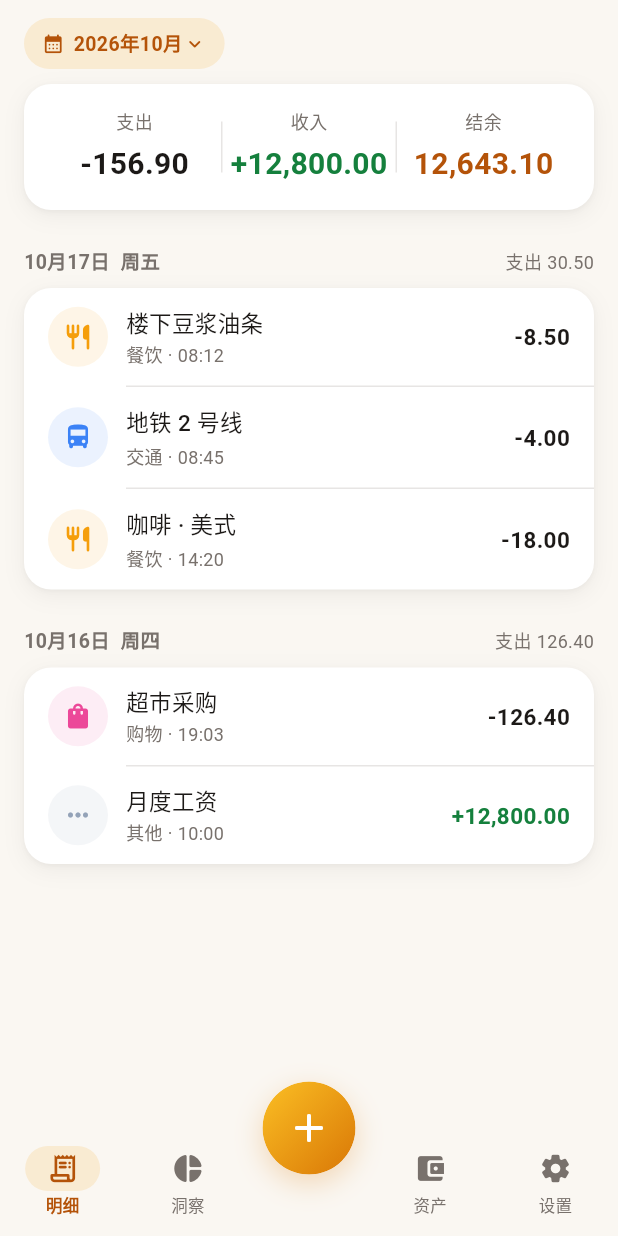
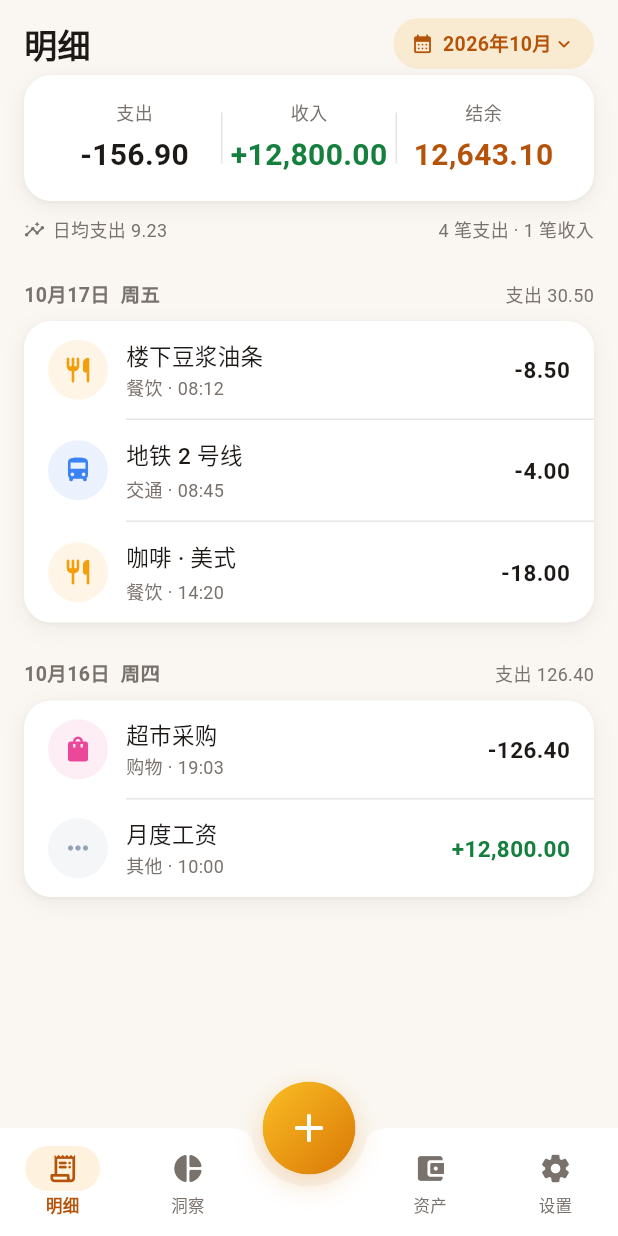
Before and after one commit to mayapony/beancount, a Flutter app: the screen it shows after launch, on a phone screen of 412 x 824 dp. Run offline on Flutter 3.47's test engine with Material 3 defaults, Android fonts, the phone set to English and light mode, and no system bars; our stand-ins replace fl_chart.

Commit message:
feat(ui): 恢复金豆凹槽、统一标题栏、键盘功能列
- 底栏恢复 CircularNotchedRectangle 凹槽（方块根因是阴影裁切，已修）
- 首页标题改为「明细」并与月份切换左右对齐，与其他页统一
- 明细页新增一行细信息：日均支出 + 支出/收入笔数
- 键盘改为 3 列数字 + 1 列功能（⌫/日期/备注/完成），完成键不再是一根竖条
- 分类快选按高频重排（居家前置），新增 00 键
- 图表配色向表面色混合 28%，降饱和度贴近暖金
- 同步更新 DESIGN.md 决策记录

```diff
--- a/lib/data/demo_data.dart
+++ b/lib/data/demo_data.dart
@@ -142,3 +142,8 @@ const demoDailyTrend = <double>[
   130, 92, 45, 76, 58, 140, 102, 64, 88, 150,
   70, 48, 96, 118, 82, 56, 134, 90, 66, 108,
 ];
+
+/// 记账面板的分类快选顺序（高频在前，值为 BeanColors.categories 的下标）。
+const kQuickCategoryOrder = <int>[
+  0, 1, 2, 4, 3, 5, 6, 9, 7, 8, 10, 11,
+];
--- a/lib/pages/design_showcase_page.dart
+++ b/lib/pages/design_showcase_page.dart
@@ -280,7 +280,7 @@ class _DesignShowcasePageState extends State<DesignShowcasePage> {
                         for (final stat in demoCategoryStats)
                           PieChartSectionData(
                             value: stat.value,
-                            color: BeanColors.categories[stat.categoryIndex],
+                            color: palette.chartColors[stat.categoryIndex],
                             radius: 18,
                             showTitle: false,
                           ),
--- a/lib/pages/insights_page.dart
+++ b/lib/pages/insights_page.dart
@@ -144,7 +144,7 @@ class InsightsPage extends StatelessWidget {
                     children: [
                       for (final stat in demoCategoryStats)
                         _LegendItem(
-                          color: BeanColors.categories[stat.categoryIndex],
+                          color: palette.chartColors[stat.categoryIndex],
                           name: stat.name,
                           value: stat.value,
                           total: totalExpense,
@@ -285,10 +285,10 @@ class InsightsPage extends StatelessWidget {
                                 value: stat.value / totalExpense,
                                 minHeight: 8,
                                 backgroundColor:
-                                    BeanColors.categories[stat.categoryIndex]
+                                    palette.chartColors[stat.categoryIndex]
                                         .withValues(alpha: 0.12),
                                 valueColor: AlwaysStoppedAnimation<Color>(
-                                  BeanColors.categories[stat.categoryIndex],
+                                  palette.chartColors[stat.categoryIndex],
                                 ),
                               ),
                             ),
--- a/lib/pages/transactions_page.dart
+++ b/lib/pages/transactions_page.dart
@@ -25,20 +25,25 @@ class TransactionsPage extends StatelessWidget {
               .fold<double>(0, (a, t) => a + t.amount),
     );
 
+    final expenseCount = demoDayGroups.fold<int>(
+      0,
+      (sum, g) => sum + g.items.where((t) => !t.isIncome).length,
+    );
+    final incomeCount = demoDayGroups.fold<int>(
+      0,
+      (sum, g) => sum + g.items.where((t) => t.isIncome).length,
+    );
+    final dailyAvg = totalExpense / 17;
+
     return SafeArea(
       bottom: false,
       child: ListView(
         padding: const EdgeInsets.only(bottom: 120),
         children: [
-          Padding(
-            padding: const EdgeInsets.fromLTRB(
-              BeanSpace.page,
-              12,
-              BeanSpace.page,
-              10,
-            ),
-            child: Row(
-              children: [
+          // 与其他页面统一的标题栏：左「明细」，右侧月份切换
+          BeanPageHeader(
+            title: '明细',
+            actions: [
               Container(
                 padding:
                     const EdgeInsets.symmetric(horizontal: 12, vertical: 7),
@@ -72,7 +77,6 @@ class TransactionsPage extends StatelessWidget {
                 ),
               ),
             ],
-            ),
           ),
 
           // ── 本月概览 ──────────────────────────────────────
@@ -115,9 +119,42 @@ class TransactionsPage extends StatelessWidget {
             ),
           ),
 
+          // 一行细信息：日均 + 笔数（不加卡片，保持轻盈）
+          Padding(
+            padding: const EdgeInsets.fromLTRB(
+              BeanSpace.page,
+              10,
+              BeanSpace.page,
+              0,
+            ),
+            child: Row(
+              children: [
+                Icon(
+                  Icons.insights_rounded,
+                  size: 14,
+                  color: palette.textSecondary,
+                ),
+                const SizedBox(width: 5),
+                Text(
+                  '日均支出 ${formatMoney(dailyAvg)}',
+                  style: TextStyle(
+                    fontSize: 12,
+                    color: palette.textSecondary,
+                  ),
+                ),
+                const Spacer(),
+                Text(
+                  '$expenseCount 笔支出 · $incomeCount 笔收入',
+                  style: TextStyle(
+                    fontSize: 12,
+                    color: palette.textSecondary,
+                  ),
+                ),
+              ],
+            ),
+          ),
+
           const SizedBox(height: BeanSpace.section),
-
-          // ── 明细列表 ──────────────────────────────────────
           ...demoDayGroups.map(
             (group) => Padding(
               padding: const EdgeInsets.only(bottom: BeanSpace.section),
--- a/lib/theme/tokens.dart
+++ b/lib/theme/tokens.dart
@@ -54,6 +54,11 @@ abstract final class BeanColors {
     '餐饮', '交通', '购物', '娱乐', '居家', '医疗',
     '教育', '旅行', '运动', '数码', '宠物', '其他',
   ];
+
+  /// 图表用色：把分类色向表面色混合，降低饱和度，贴近暖金基调。
+  static List<Color> softenedChartColors(Color surface) => [
+        for (final c in categories) Color.lerp(c, surface, 0.28)!,
+      ];
 }
 
 abstract final class BeanRadius {
@@ -96,6 +101,7 @@ class BeanPalette extends ThemeExtension<BeanPalette> {
     required this.surface,
     required this.border,
     required this.textSecondary,
+    required this.chartColors,
   });
 
   final Color income;
@@ -108,6 +114,9 @@ class BeanPalette extends ThemeExtension<BeanPalette> {
   final Color border;
   final Color textSecondary;
 
+  /// 图表专用的柔和分类色（不再直接使用高饱和品牌分类色）
+  final List<Color> chartColors;
+
   /// 设计约定：支出 = 默认文字色（不刷红），红色只用于警示。
   factory BeanPalette.light(Color onSurface) => BeanPalette(
         income: BeanColors.beanGreenDeep,
@@ -119,6 +128,8 @@ class BeanPalette extends ThemeExtension<BeanPalette> {
         surface: BeanColors.surfaceLight,
         border: BeanColors.borderLight,
         textSecondary: BeanColors.textSecondaryLight,
+        chartColors:
+            BeanColors.softenedChartColors(BeanColors.surfaceLight),
       );
 
   factory BeanPalette.dark(Color onSurface) => BeanPalette(
@@ -131,6 +142,7 @@ class BeanPalette extends ThemeExtension<BeanPalette> {
         surface: BeanColors.surfaceDark,
         border: BeanColors.borderDark,
         textSecondary: BeanColors.textSecondaryDark,
+        chartColors: BeanColors.softenedChartColors(BeanColors.surfaceDark),
       );
 
   static BeanPalette of(BuildContext context) =>
@@ -147,6 +159,7 @@ class BeanPalette extends ThemeExtension<BeanPalette> {
     Color? surface,
     Color? border,
     Color? textSecondary,
+    List<Color>? chartColors,
   }) {
     return BeanPalette(
       income: income ?? this.income,
@@ -158,6 +171,7 @@ class BeanPalette extends ThemeExtension<BeanPalette> {
       surface: surface ?? this.surface,
       border: border ?? this.border,
       textSecondary: textSecondary ?? this.textSecondary,
+      chartColors: chartColors ?? this.chartColors,
     );
   }
 
@@ -174,6 +188,14 @@ class BeanPalette extends ThemeExtension<BeanPalette> {
       surface: Color.lerp(surface, other.surface, t)!,
       border: Color.lerp(border, other.border, t)!,
       textSecondary: Color.lerp(textSecondary, other.textSecondary, t)!,
+      chartColors: [
+        for (var i = 0; i < chartColors.length; i++)
+          Color.lerp(
+            chartColors[i],
+            other.chartColors[i % other.chartColors.length],
+            t,
+          )!,
+      ],
     );
   }
 }
--- a/lib/widgets/bean_bottom_nav.dart
+++ b/lib/widgets/bean_bottom_nav.dart
@@ -4,8 +4,9 @@ import '../theme/tokens.dart';
 
 /// 底部导航：4 Tab + 中间凹槽留给金豆 FAB。
 ///
-/// 底栏颜色与页面背景一致 —— 否则凹槽处会露出另一种颜色，在豆子周围形成
-/// 「方块」错觉。同色后凹槽隐形，金豆像浮在页面上。
+/// 凹槽（CircularNotchedRectangle）让金豆"嵌"进底栏，视觉更和谐。
+/// 注意：金豆的投影必须画在不被裁切的容器上，否则四角会残留方形暖色，
+/// 让凹槽看起来像一块方色块（见 bean_fab.dart 注释）。
 class BeanBottomNav extends StatelessWidget {
   const BeanBottomNav({
     super.key,
@@ -21,10 +22,10 @@ class BeanBottomNav extends StatelessWidget {
     final palette = BeanPalette.of(context);
     return BottomAppBar(
       shape: const CircularNotchedRectangle(),
-      notchMargin: 6,
+      notchMargin: 8,
       height: 72,
       padding: EdgeInsets.zero,
-      color: Theme.of(context).scaffoldBackgroundColor,
+      color: palette.surface,
       elevation: 0,
       child: Row(
         children: [
```
Also changed, not shown: lib/widgets/quick_entry_sheet.dart (+119 -83 lines), 2 other files. Lines whose indentation alone changed are shown as unchanged.
